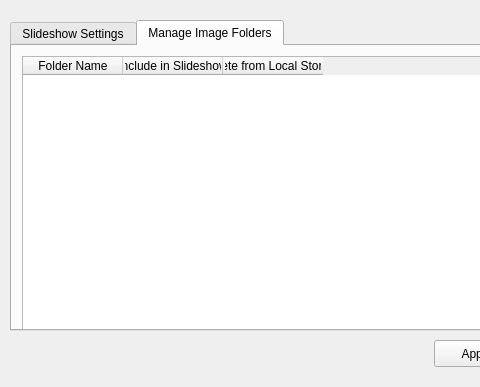
Qt form src/settings_window_view.ui (benoid/SimpleSlideshow) before a commit; both pictures show x 0 to 480 and y 0 to 387 of the 724 by 387 pixel window.
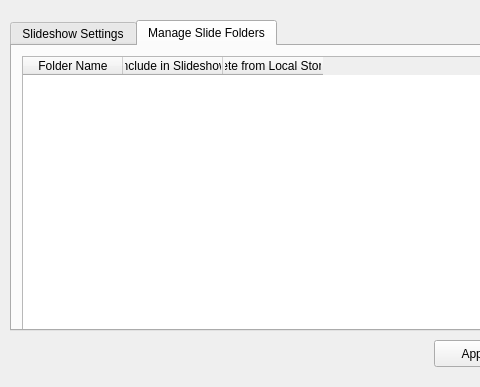
The same form after that commit. The open tabs and pages were chosen to show the change.

Diff of the .ui file:
```diff
--- a/src/settings_window_view.ui
+++ b/src/settings_window_view.ui
@@ -290,7 +290,7 @@
    </widget>
    <widget class="QWidget" name="ImageFolderSettings">
     <attribute name="title">
-     <string>Manage Image Folders</string>
+     <string>Manage Slide Folders</string>
     </attribute>
     <widget class="QTableWidget" name="tableWidget">
      <property name="geometry">
```
Left out of the diff: 2 changed lines with no effect on the pictures.
